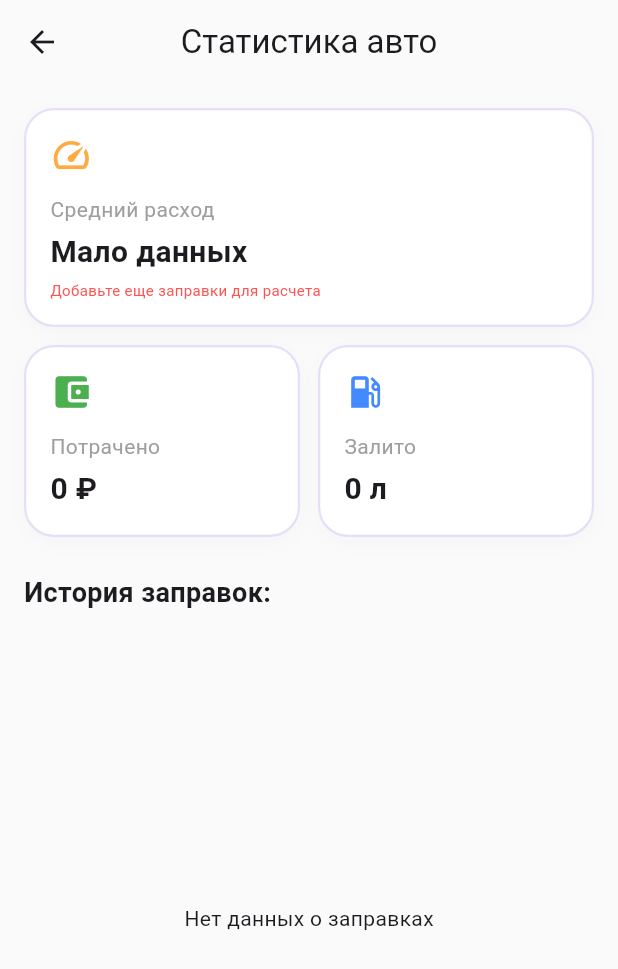
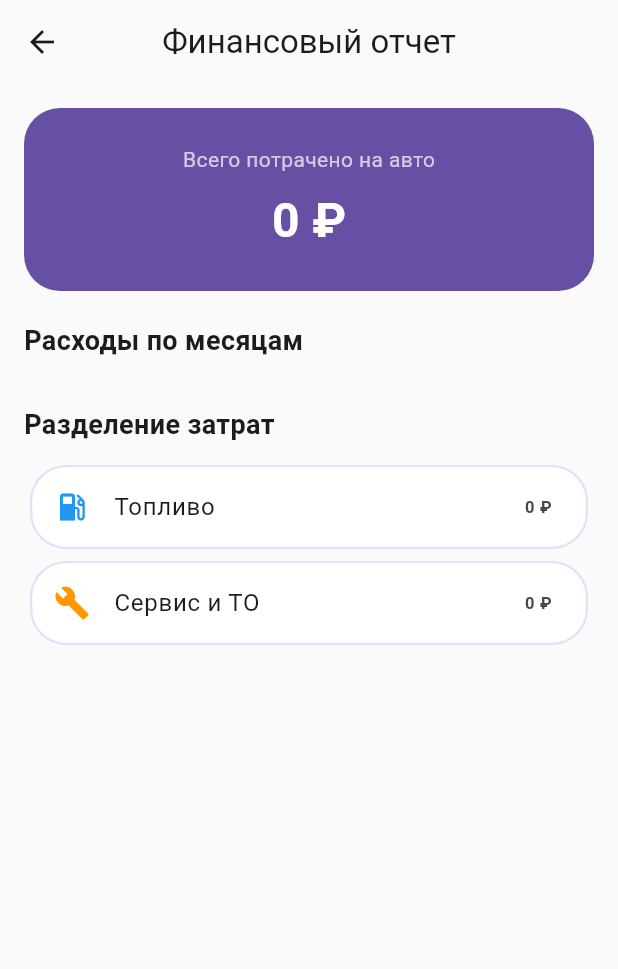
Before and after one commit to SFIRegret19/MotorLog, a Flutter app: the StatisticsScreen screen opened directly with empty values, on a phone screen of 412 x 824 dp. Shown: the top 969 px of the screen. Run offline on Flutter 3.47's test engine with Material 3 defaults, Android fonts, the light colour scheme and no system bars; our stand-ins replace sqflite; accounts and stored records are empty.

Commit message:
Обновлено окно статистики (более полное, добавлена статистика за месяц и разбиение на классы)

```diff
--- a/motor_log/lib/presentation/screens/statistics_screen.dart
+++ b/motor_log/lib/presentation/screens/statistics_screen.dart
@@ -1,6 +1,8 @@
 import 'package:flutter/material.dart';
+import 'package:intl/intl.dart'; // Добавь в pubspec.yaml: intl: ^0.19.0
 import '../../data/datasources/db_helper.dart';
 import '../../domain/entities/fuel_log.dart';
+import '../../domain/entities/service_event.dart';
 import '../../core/theme/app_theme.dart';
 
 class StatisticsScreen extends StatefulWidget {
@@ -12,52 +14,44 @@ class StatisticsScreen extends StatefulWidget {
 }
 
 class _StatisticsScreenState extends State<StatisticsScreen> {
-  List<FuelLog> _logs =[];
+  double _totalFuel = 0;
+  double _totalService = 0;
+  Map<String, double> _monthlyExpenses = {}; // Месяц -> Сумма
   bool _isLoading = true;
-
-  // Переменные для статистики
-  double _totalSpent = 0.0;
-  double _totalLiters = 0.0;
-  double _averageConsumption = 0.0;
 
   @override
   void initState() {
     super.initState();
-    _loadStatistics();
+    _calculateStats();
   }
 
-  void _loadStatistics() async {
-    final logs = await DbHelper.instance.getFuelLogs(widget.vehicleId);
+  void _calculateStats() async {
+    final fuelLogs = await DbHelper.instance.getFuelLogs(widget.vehicleId);
+    final serviceEvents = await DbHelper.instance.getServiceEvents(
+      widget.vehicleId,
+    );
 
-    double spent = 0;
-    double liters = 0;
-    double avg = 0;
+    double fuelSum = 0;
+    double serviceSum = 0;
+    Map<String, double> monthly = {};
 
-    if (logs.isNotEmpty) {
-      for (var log in logs) {
-        spent += log.totalCost;
-        liters += log.liters;
-      }
+    for (var log in fuelLogs) {
+      fuelSum += log.totalCost;
+      String monthKey = DateFormat('MMM yyyy').format(log.date);
+      monthly[monthKey] = (monthly[monthKey] ?? 0) + log.totalCost;
+    }
 
-      // Для расчета расхода нужно минимум 2 заправки, чтобы узнать пройденную дистанцию
-      if (logs.length >= 2) {
-        // Сортируем по пробегу по возрастанию
-        logs.sort((a, b) => a.odometer.compareTo(b.odometer));
-        int distance = logs.last.odometer - logs.first.odometer;
-
-        if (distance > 0) {
-          // Убираем литры первой заправки из расчета, так как это была "отправная точка"
-          double litersForDistance = liters - logs.first.liters;
-          avg = (litersForDistance / distance) * 100;
-        }
-      }
+    for (var event in serviceEvents) {
+      serviceSum += event.totalCost;
+      DateTime date = DateTime.parse(event.date);
+      String monthKey = DateFormat('MMM yyyy').format(date);
+      monthly[monthKey] = (monthly[monthKey] ?? 0) + event.totalCost;
     }
 
     setState(() {
-      _logs = logs;
-      _totalSpent = spent;
-      _totalLiters = liters;
-      _averageConsumption = avg;
+      _totalFuel = fuelSum;
+      _totalService = serviceSum;
+      _monthlyExpenses = monthly;
       _isLoading = false;
     });
   }
@@ -65,109 +59,116 @@ class _StatisticsScreenState extends State<StatisticsScreen> {
   @override
   Widget build(BuildContext context) {
     return Scaffold(
-      appBar: AppBar(title: const Text('Статистика авто')),
+      appBar: AppBar(title: const Text('Финансовый отчет')),
       body: _isLoading
           ? const Center(child: CircularProgressIndicator())
-          : Padding(
-              padding: const EdgeInsets.all(16.0),
-              child: Column(
-                crossAxisAlignment: CrossAxisAlignment.stretch,
-                children:[
-                  // КАРТОЧКА СРЕДНЕГО РАСХОДА
-                  _buildStatCard(
-                    title: 'Средний расход',
-                    value: _logs.length >= 2 ? '${_averageConsumption.toStringAsFixed(1)} л/100 км' : 'Мало данных',
-                    icon: Icons.speed,
-                    color: Colors.orangeAccent,
-                    subtitle: _logs.length < 2 ? 'Добавьте еще заправки для расчета' : null,
-                  ),
-                  const SizedBox(height: 12),
+          : ListView(
+              padding: const EdgeInsets.all(16),
+              children: [
+                // ОБЩИЙ ИТОГ
+                _buildMainBalance(),
+                const SizedBox(height: 20),
 
-                  // РЯД ИЗ ДВУХ КАРТОЧЕК (ДЕНЬГИ И ЛИТРЫ)
-                  Row(
-                    children:[
-                      Expanded(
-                        child: _buildStatCard(
-                          title: 'Потрачено',
-                          value: '${_totalSpent.toStringAsFixed(0)} ₽',
-                          icon: Icons.account_balance_wallet,
-                          color: Colors.green,
-                        ),
-                      ),
-                      const SizedBox(width: 12),
-                      Expanded(
-                        child: _buildStatCard(
-                          title: 'Залито',
-                          value: '${_totalLiters.toStringAsFixed(0)} л',
-                          icon: Icons.local_gas_station,
-                          color: Colors.blueAccent,
-                        ),
-                      ),
-                    ],
-                  ),
-                  const SizedBox(height: 24),
+                const Text(
+                  'Расходы по месяцам',
+                  style: TextStyle(fontSize: 18, fontWeight: FontWeight.bold),
+                ),
+                const SizedBox(height: 10),
 
-                  const Text('История заправок:', style: TextStyle(fontSize: 18, fontWeight: FontWeight.bold)),
-                  const SizedBox(height: 8),
+                // ГРАФИК (Упрощенный в виде списка баров)
+                ..._monthlyExpenses.entries
+                    .map((e) => _buildMonthRow(e.key, e.value))
+                    .toList(),
 
-                  // ИСТОРИЯ ЗАПРАВОК
-                  Expanded(
-                    child: _logs.isEmpty
-                        ? const Center(child: Text('Нет данных о заправках'))
-                        : ListView.builder(
-                            itemCount: _logs.length,
-                            itemBuilder: (context, index) {
-                              // Сортируем для вывода от новых к старым
-                              _logs.sort((a, b) => b.date.compareTo(a.date));
-                              final log = _logs[index];
-                              return Card(
-                                margin: const EdgeInsets.only(bottom: 8),
-                                child: ListTile(
-                                  leading: const CircleAvatar(
-                                    backgroundColor: AppTheme.primaryPurple,
-                                    child: Icon(Icons.ev_station, color: AppTheme.accentPurple),
-                                  ),
-                                  title: Text('${log.liters} л  •  ${log.totalCost.toStringAsFixed(0)} ₽'),
-                                  subtitle: Text('Пробег: ${log.odometer} км'),
-                                  trailing: Text(
-                                    '${log.date.day}.${log.date.month}.${log.date.year}',
-                                    style: const TextStyle(color: Colors.grey),
-                                  ),
-                                ),
-                              );
-                            },
-                          ),
-                  ),
-                ],
-              ),
+                const SizedBox(height: 20),
+                const Text(
+                  'Разделение затрат',
+                  style: TextStyle(fontSize: 18, fontWeight: FontWeight.bold),
+                ),
+                const SizedBox(height: 10),
+
+                _buildCategoryTile(
+                  'Топливо',
+                  _totalFuel,
+                  Icons.local_gas_station,
+                  Colors.blue,
+                ),
+                _buildCategoryTile(
+                  'Сервис и ТО',
+                  _totalService,
+                  Icons.build,
+                  Colors.orange,
+                ),
+              ],
             ),
     );
   }
 
-  // Вспомогательный виджет для красивых карточек
-  Widget _buildStatCard({required String title, required String value, required IconData icon, required Color color, String? subtitle}) {
+  Widget _buildMainBalance() {
     return Container(
-      padding: const EdgeInsets.all(16),
+      width: double.infinity,
+      padding: const EdgeInsets.all(24),
       decoration: BoxDecoration(
-        color: Colors.white,
-        borderRadius: BorderRadius.circular(20),
-        border: Border.all(color: AppTheme.primaryPurple, width: 1.5),
-        boxShadow:[BoxShadow(color: Colors.black.withOpacity(0.02), blurRadius: 10, offset: const Offset(0, 4))],
+        color: AppTheme.accentPurple,
+        borderRadius: BorderRadius.circular(24),
       ),
       child: Column(
-        crossAxisAlignment: CrossAxisAlignment.start,
-        children:[
-          Icon(icon, color: color, size: 28),
-          const SizedBox(height: 12),
-          Text(title, style: const TextStyle(color: Colors.grey, fontSize: 14)),
-          const SizedBox(height: 4),
-          Text(value, style: const TextStyle(fontWeight: FontWeight.bold, fontSize: 20)),
-          if (subtitle != null) ...[
-            const SizedBox(height: 4),
-            Text(subtitle, style: const TextStyle(fontSize: 10, color: Colors.redAccent)),
-          ]
+        children: [
+          const Text(
+            'Всего потрачено на авто',
+            style: TextStyle(color: Colors.white70),
+          ),
+          const SizedBox(height: 8),
+          Text(
+            '${(_totalFuel + _totalService).toStringAsFixed(0)} ₽',
+            style: const TextStyle(
+              color: Colors.white,
+              fontSize: 32,
+              fontWeight: FontWeight.bold,
+            ),
+          ),
         ],
       ),
     );
   }
+
+  Widget _buildMonthRow(String month, double amount) {
+    return Padding(
+      padding: const EdgeInsets.symmetric(vertical: 4),
+      child: Row(
+        children: [
+          SizedBox(width: 80, child: Text(month)),
+          Expanded(
+            child: LinearProgressIndicator(
+              value: amount / (_totalFuel + _totalService + 1),
+              backgroundColor: AppTheme.primaryPurple.withOpacity(0.3),
+              color: AppTheme.accentPurple,
+              minHeight: 12,
+              borderRadius: BorderRadius.circular(10),
+            ),
+          ),
+          const SizedBox(width: 10),
+          Text('${amount.toInt()} ₽'),
+        ],
+      ),
+    );
+  }
+
+  Widget _buildCategoryTile(
+    String title,
+    double amount,
+    IconData icon,
+    Color color,
+  ) {
+    return Card(
+      child: ListTile(
+        leading: Icon(icon, color: color),
+        title: Text(title),
+        trailing: Text(
+          '${amount.toStringAsFixed(0)} ₽',
+          style: const TextStyle(fontWeight: FontWeight.bold),
+        ),
+      ),
+    );
+  }
 }
--- a/motor_log/pubspec.yaml
+++ b/motor_log/pubspec.yaml
@@ -34,6 +34,7 @@ dependencies:
   sqflite: ^2.3.0
   path: ^1.9.0
   uuid: ^4.3.3
+  intl: ^0.19.0
 
 dev_dependencies:
   flutter_test:
```
Also changed, not shown: motor_log/lib/data/datasources/db_helper.dart (+20 -0 lines), motor_log/pubspec.lock.
